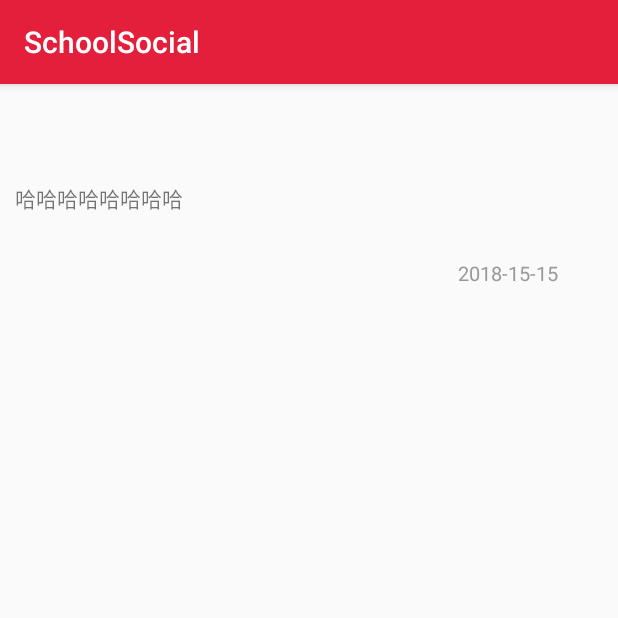
After one commit to zhuandian/SchoolSocial, an Android app: the TopicDetailActivity screen opened directly, with no data from a screen before it, on a phone screen of 412 x 824 dp, the top half of it. The commit adds this screen. Run offline under Robolectric (Android 15) with nearby library versions, the phone set to English and light mode, and no system bars; our stand-ins replace ButterKnife; 3 statements that could not run were skipped.

Commit message:
修改功能

```diff
--- /dev/null
+++ b/app/src/main/java/com/zhuandian/schoolsocial/business/schoolNews/TopicDetailActivity.java
@@ -0,0 +1,39 @@
+package com.zhuandian.schoolsocial.business.schoolNews;
+
+import android.os.Bundle;
+import android.widget.TextView;
+
+import com.zhuandian.schoolsocial.R;
+import com.zhuandian.schoolsocial.base.BaseActivity;
+import com.zhuandian.schoolsocial.entity.TopicEntity;
+
+import butterknife.BindView;
+import butterknife.ButterKnife;
+
+public class TopicDetailActivity extends BaseActivity {
+
+
+    @BindView(R.id.tv_title)
+    TextView tvTitle;
+    @BindView(R.id.tv_content)
+    TextView tvContent;
+    @BindView(R.id.tv_time)
+    TextView tvTime;
+
+    @Override
+    protected int getLayoutId() {
+        return R.layout.activity_topic_detail;
+    }
+
+    @Override
+    protected void setUpView() {
+
+        TopicEntity entity = (TopicEntity) getIntent().getSerializableExtra("entity");
+        tvTitle.setText(entity.getTopicTitle());
+        tvContent.setText(entity.getTopicContent());
+        tvTime.setText(entity.getCreatedAt());
+
+    }
+
+
+}
--- /dev/null
+++ b/app/src/main/res/layout/activity_topic_detail.xml
@@ -0,0 +1,37 @@
+<?xml version="1.0" encoding="utf-8"?>
+<LinearLayout xmlns:android="http://schemas.android.com/apk/res/android"
+    xmlns:tools="http://schemas.android.com/tools"
+    android:layout_width="match_parent"
+    android:layout_height="match_parent"
+    android:layout_margin="10dp"
+    android:orientation="vertical">
+
+    <TextView
+        android:id="@+id/tv_title"
+        android:layout_width="match_parent"
+        android:layout_height="wrap_content"
+        android:layout_margin="15dp"
+        android:gravity="center"
+        android:textSize="18sp"
+        android:textStyle="bold"
+        tools:text="标题" />
+
+    <TextView
+        android:id="@+id/tv_content"
+        android:layout_width="wrap_content"
+        android:layout_height="wrap_content"
+        android:layout_below="@+id/tv_title"
+        android:layout_alignLeft="@+id/tv_title"
+        android:text="哈哈哈哈哈哈哈哈" />
+
+    <TextView
+        android:id="@+id/tv_time"
+        android:layout_width="match_parent"
+        android:layout_height="wrap_content"
+        android:layout_alignParentRight="true"
+        android:layout_margin="30dp"
+        android:gravity="right"
+        android:text="2018-15-15"
+        android:textColor="#999999"
+        android:textSize="13sp" />
+</LinearLayout>
```
Also changed, not shown: app/src/main/AndroidManifest.xml (+39 -32 lines), app/src/main/java/com/zhuandian/schoolsocial/adapter/SeachTopicAdapter.java (+19 -1 lines), app/src/main/java/com/zhuandian/schoolsocial/business/schoolNews/SearchTopicActivity.java (+11 -1 lines).
